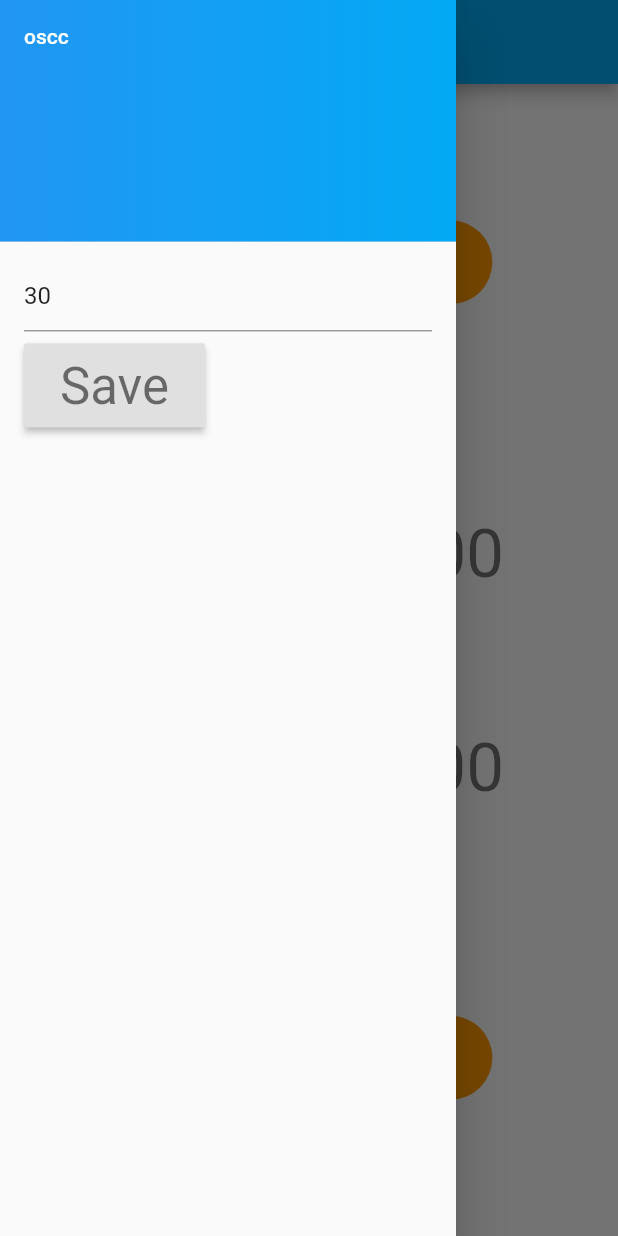
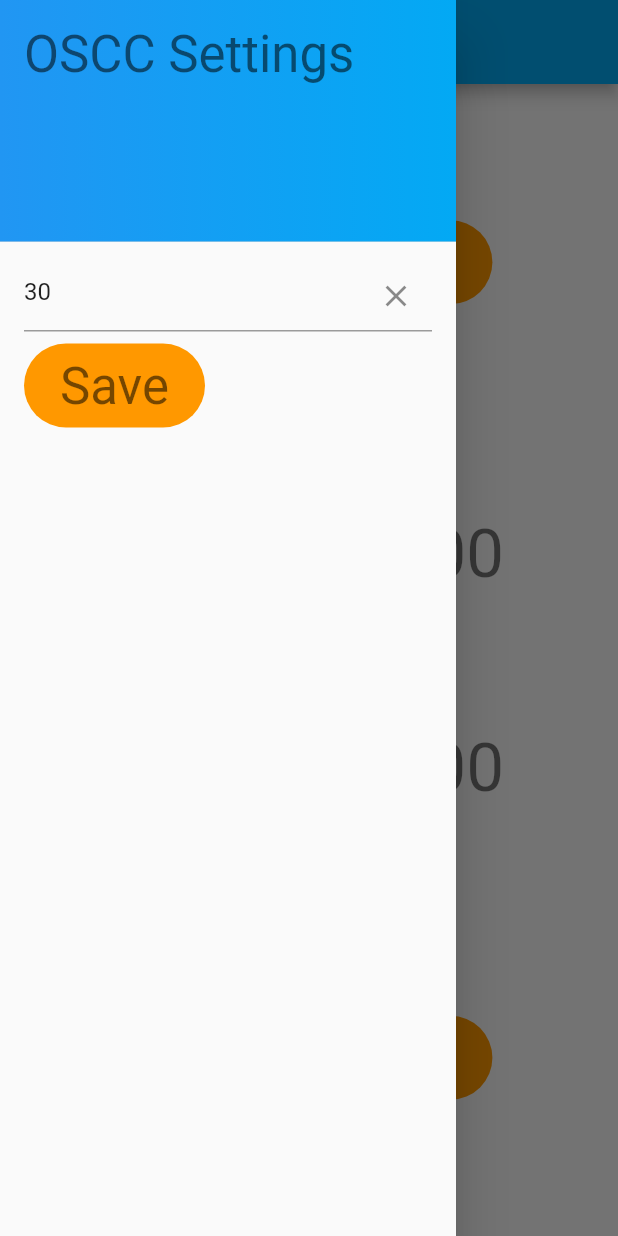
Before and after one commit to martinvidec/opensource-chessclock, a Flutter app: the screen it shows after launch, in the side drawer, after a tap on "Save", on a phone screen of 412 x 824 dp. Run offline on Flutter 3.47's test engine with Material 2 defaults, Android fonts, the phone set to English and light mode, and no system bars; our stand-ins replace shared_preferences.

Commit message:
Basic chess clock WIP - added Clear Button to TextField

```diff
--- a/src/lib/MyHomePage.dart
+++ b/src/lib/MyHomePage.dart
@@ -35,41 +35,21 @@ class _MyHomePageState extends State<MyHomePage> {
   String _stopwatchPlayer2Text;
   String _elapsedTimeText;
   TextEditingController _controller = TextEditingController();
+  bool _showClearButton = false;
 
   @override
   void initState() {
     super.initState();
 
+    _controller.addListener(() {
+      setState(() {
+        _showClearButton = _controller.text.length > 0;
+      });
+    });
+
     _loadPreferences();
     _initMembers();
     _initTimer();
-  }
-
-  void _savePreferences() async {
-    if (_controller.text.isNotEmpty && int.tryParse(_controller.text) != null) {
-      int value = int.tryParse(_controller.text);
-      SharedPreferences prefs = await SharedPreferences.getInstance();
-      prefs.setInt(_durationKey, value);
-      setState(() {
-        _duration = Duration(seconds: value);
-        if (!_chessGame.isRunning()) {
-          _initMembers();
-        }
-      });
-    }
-  }
-
-  void _loadPreferences() async {
-    SharedPreferences prefs = await SharedPreferences.getInstance();
-    int secs = prefs.getInt(_durationKey);
-    print('duration in sec $secs');
-    if (secs != null) {
-      _duration = Duration(seconds: secs);
-    }
-    _controller.text = _duration.inSeconds.toString();
-    setState(() {
-      _initMembers();
-    });
   }
 
   void _initMembers() {
@@ -95,6 +75,33 @@ class _MyHomePageState extends State<MyHomePage> {
         setState(() {});
       }
     });
+  }
+
+  void _loadPreferences() async {
+    SharedPreferences prefs = await SharedPreferences.getInstance();
+    int secs = prefs.getInt(_durationKey);
+    print('duration in sec $secs');
+    if (secs != null) {
+      _duration = Duration(seconds: secs);
+    }
+    _controller.text = _duration.inSeconds.toString();
+    setState(() {
+      _initMembers();
+    });
+  }
+
+  void _savePreferences() async {
+    if (_controller.text.isNotEmpty && int.tryParse(_controller.text) != null) {
+      int value = int.tryParse(_controller.text);
+      SharedPreferences prefs = await SharedPreferences.getInstance();
+      prefs.setInt(_durationKey, value);
+      setState(() {
+        _duration = Duration(seconds: value);
+        if (!_chessGame.isRunning()) {
+          _initMembers();
+        }
+      });
+    }
   }
 
   @override
@@ -140,6 +147,15 @@ class _MyHomePageState extends State<MyHomePage> {
     );
   }
 
+  Widget _getClearButton() {
+    if (!_showClearButton) {
+      return null;
+    }
+
+    return IconButton(
+        onPressed: () => _controller.clear(), icon: Icon(Icons.clear));
+  }
+
   static String _formatDuration(Duration duration) {
     return '${duration.inHours.toString().padLeft(2, "0")}:' +
         '${duration.inMinutes.remainder(60).toString().padLeft(2, "0")}:' +
@@ -161,8 +177,8 @@ class _MyHomePageState extends State<MyHomePage> {
         padding: EdgeInsets.zero,
         children: <Widget>[
           DrawerHeader(
-            child: Text("oscc",
-                style: TextStyle(color: AppColorScheme.drawerHeaderTextColor)),
+            child: Text("OSCC Settings",
+                style: Theme.of(context).textTheme.headline4),
             decoration: BoxDecoration(
                 gradient:
                     LinearGradient(colors: AppColorScheme.drawerHeaderColor)),
@@ -173,14 +189,19 @@ class _MyHomePageState extends State<MyHomePage> {
               child: TextField(
                 key: Key("durationsInSecs"),
                 controller: _controller,
-                decoration: InputDecoration(hintText: 'duration in seconds'),
+                decoration: InputDecoration(
+                    hintText: 'duration in seconds',
+                    suffixIcon: _getClearButton()),
               ),
             )
           ])),
           ListTile(
             title: Row(
               children: [
-                RaisedButton(
+                FlatButton(
+                  shape: StadiumBorder(),
+                  color: AppColorScheme.buttonBackgroundColor,
+                  key: Key("saveBtn"),
                   child: Padding(
                     padding: const EdgeInsets.all(8.0),
                     child: Text('Save',
```
